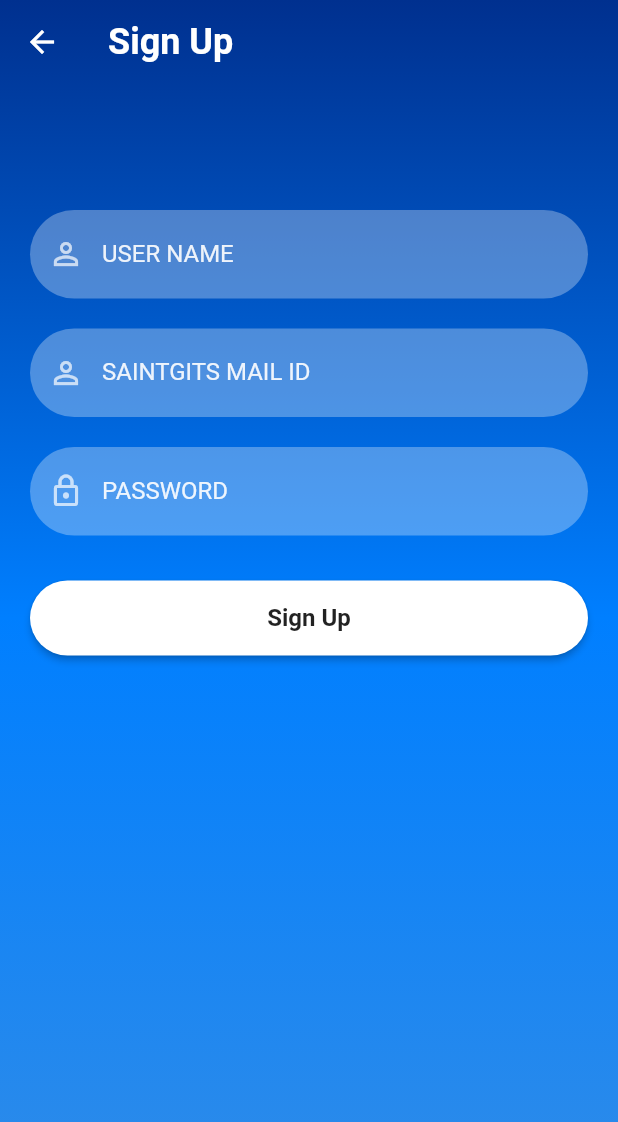
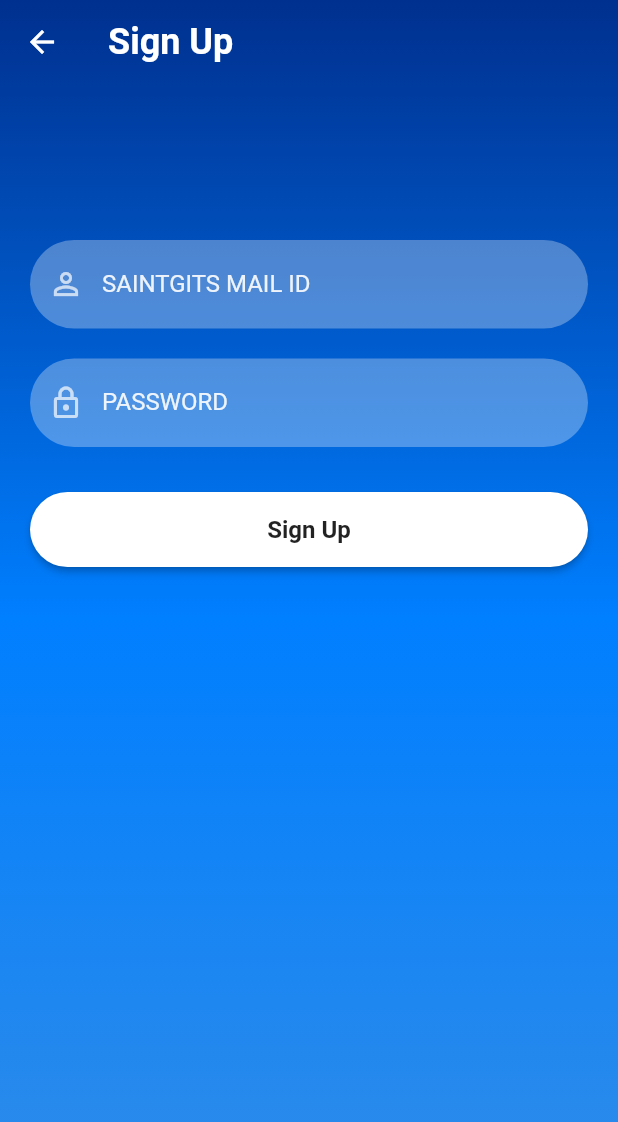
Before and after one commit to Madhav-S-S/voice_app, a Flutter app: the SignUpScreen screen opened directly, on a phone screen of 412 x 824 dp. Shown: the top 1122 px of the screen. Run offline on Flutter 3.47's test engine with Material 2 defaults, Android fonts, the phone set to English and light mode, and no system bars; our stand-ins replace cached_network_image, connectivity_plus, firebase_auth, firebase_core, flutter_bloc, flutter_svg and 1 more; accounts and stored records are empty.

Commit message:
firebase dependencies added and Name from signup page is removed

```diff
--- a/lib/presentation/student/signup_screen.dart
+++ b/lib/presentation/student/signup_screen.dart
@@ -16,7 +16,6 @@ class SignUpScreen extends StatefulWidget {
 class _SignUpScreenState extends State<SignUpScreen> {
   TextEditingController _passwordTextController = TextEditingController();
   TextEditingController _emailTextController = TextEditingController();
-  TextEditingController _userNameTextController = TextEditingController();
   @override
   Widget build(BuildContext context) {
     return Scaffold(
@@ -46,8 +45,6 @@ class _SignUpScreenState extends State<SignUpScreen> {
                 const SizedBox(
                   height: 20,
                 ),
-                reusableTextField("USER NAME", Icons.person_outline, false,
-                    _userNameTextController,),
                 const SizedBox(
                   height: 20,
                 ),
--- a/pubspec.yaml
+++ b/pubspec.yaml
@@ -17,6 +17,7 @@ dependencies:
   flutter_svg: ^1.1.6
   equatable: ^2.0.0
   intl: ^0.18.0
+  cloud_firestore: ^4.7.1
 dev_dependencies:
   flutter_test:
     sdk: flutter
```
